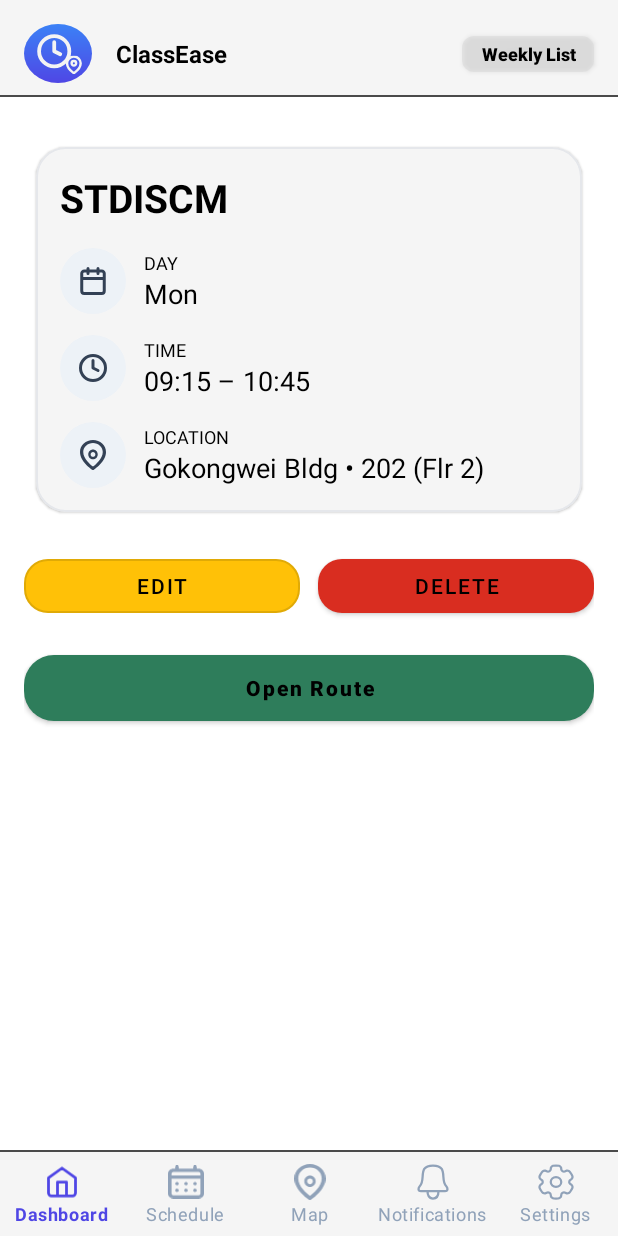
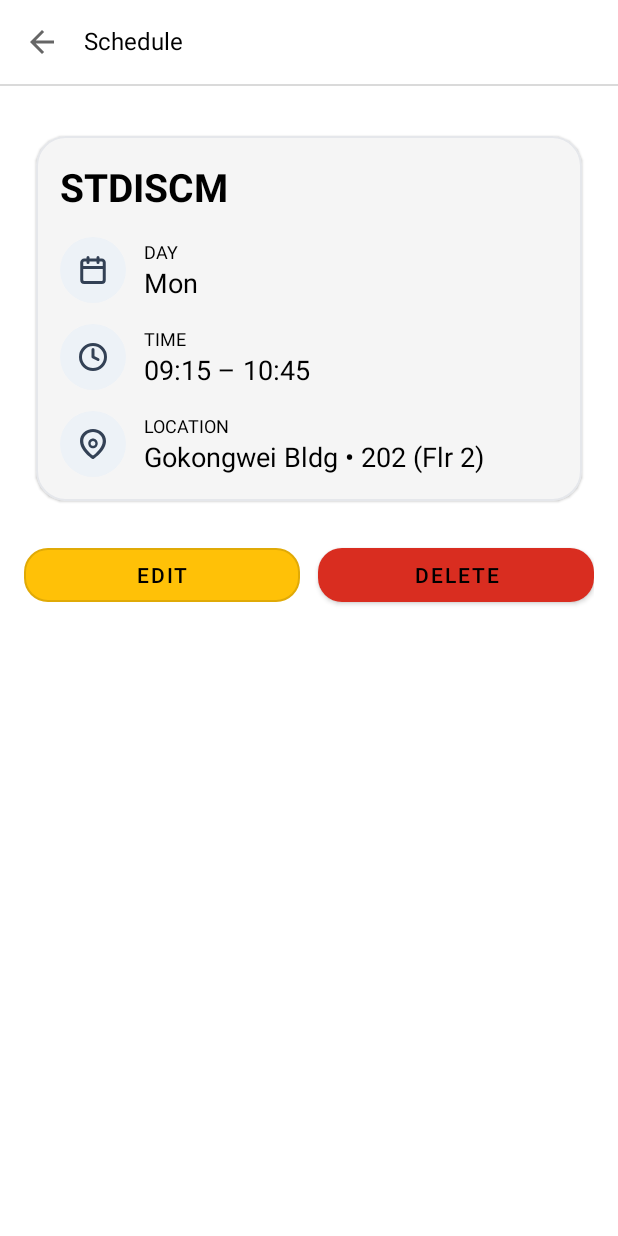
Before and after one commit to GabSantos0929/MOBICOM_MCO, an Android app built with Jetpack Compose: the ClassDetailsActivity screen opened directly, with no data from a screen before it, on a phone screen of 412 x 824 dp. Run offline under Robolectric (Android 15) with nearby library versions, the phone set to English and light mode, and no system bars; 1 statement that could not run was skipped.

Commit message:
Add files via upload

```diff
--- a/app/src/main/res/layout/class_details.xml
+++ b/app/src/main/res/layout/class_details.xml
@@ -5,27 +5,49 @@
     android:layout_width="match_parent"
     android:layout_height="match_parent">
 
-    <include
-        android:id="@+id/mapHeader"
-        layout="@layout/header_layout"
+    <LinearLayout
+        android:id="@+id/schedGoBack"
+        android:layout_width="wrap_content"
+        android:layout_height="wrap_content"
+        android:orientation="horizontal"
+        android:padding="16dp"
         app:layout_constraintStart_toStartOf="parent"
-        app:layout_constraintTop_toTopOf="parent" />
+        app:layout_constraintTop_toTopOf="parent">
 
-    <include
-        android:id="@+id/detailsNavbar"
-        layout="@layout/navbar_layout"
+        <ImageButton
+            android:id="@+id/schedGoBackBtn"
+            android:layout_width="24dp"
+            android:layout_height="24dp"
+            android:layout_weight="1"
+            android:background="@null"
+            app:srcCompat="?attr/actionModeCloseDrawable" />
+
+        <TextView
+            android:id="@+id/schedGoBackText"
+            android:layout_width="wrap_content"
+            android:layout_height="wrap_content"
+            android:layout_weight="1"
+            android:layout_marginLeft="16dp"
+            android:text="Schedule"
+            android:textColor="?attr/colorOnSurface"
+            android:textSize="16sp" />
+    </LinearLayout>
+
+    <View
+        android:id="@+id/line"
         android:layout_width="match_parent"
-        android:layout_height="wrap_content"
-        app:layout_constraintStart_toStartOf="parent"
-        app:layout_constraintBottom_toBottomOf="parent" />
+        android:layout_height="1dp"
+        android:background="#DADADA"
+        app:layout_constraintTop_toBottomOf="@id/schedGoBack"
+        app:layout_constraintBottom_toTopOf="@id/scroll" />
 
     <ScrollView
         android:id="@+id/scroll"
         android:layout_width="0dp"
         android:layout_height="0dp"
         android:fillViewport="true"
-        app:layout_constraintTop_toBottomOf="@id/mapHeader"
-        app:layout_constraintBottom_toTopOf="@id/detailsNavbar"
+        app:layout_constraintTop_toBottomOf="@id/line"
+        app:layout_constraintBottom_toBottomOf="parent"
         app:layout_constraintStart_toStartOf="parent"
         app:layout_constraintEnd_toEndOf="parent">
 
@@ -237,17 +259,6 @@
                     android:textColor="?attr/colorOnSurface"/>
             </LinearLayout>
 
-            <com.google.android.material.button.MaterialButton
-                android:id="@+id/btnOpenRoute"
-                android:layout_width="match_parent"
-                android:layout_height="56dp"
-                android:layout_marginTop="16dp"
-                android:text="Open Route"
-                android:textAllCaps="false"
-                android:textStyle="bold"
-                app:cornerRadius="20dp"
-                app:backgroundTint="#2E7D5B"
-                android:textColor="?attr/colorOnSurface"/>
         </LinearLayout>
     </ScrollView>
 </androidx.constraintlayout.widget.ConstraintLayout>
--- a/app/src/main/res/layout/header_layout.xml
+++ b/app/src/main/res/layout/header_layout.xml
@@ -28,21 +28,6 @@
         app:layout_constraintTop_toTopOf="@id/headerLogo"
         app:layout_constraintBottom_toBottomOf="@id/headerLogo" />
 
-    <androidx.appcompat.widget.AppCompatButton
-        android:id="@+id/headerBtn"
-        android:layout_width="wrap_content"
-        android:layout_height="24dp"
-        android:layout_margin="16dp"
-        android:background="@drawable/header_btn_bg"
-        android:text="Weekly List"
-        android:textAllCaps="false"
-        android:textColor="?attr/colorOnSurface"
-        android:textSize="12sp"
-        android:textStyle="bold"
-        app:layout_constraintEnd_toEndOf="parent"
-        app:layout_constraintTop_toTopOf="@id/headerLogo"
-        app:layout_constraintBottom_toBottomOf="@id/headerLogo" />
-
     <View
         android:layout_width="match_parent"
         android:layout_height="1dp"
```
Also changed, not shown: app/src/main/res/layout/addclass_screen.xml (+34 -12 lines), app/src/main/res/layout/dashboard_layout.xml (+7 -13 lines), app/src/main/res/layout/schedule_screen.xml (+6 -9 lines).
